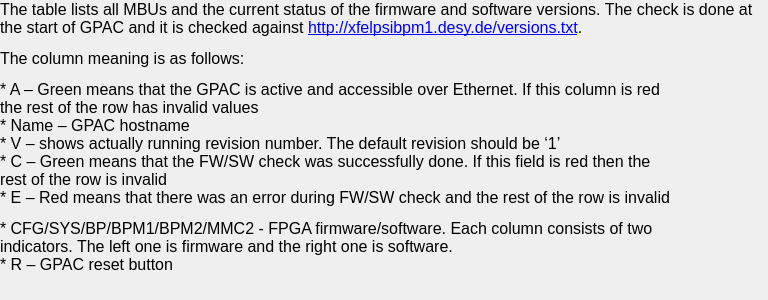
Above: App/config/qt/XFEL_FW_SW_HELP.ui from paulscherrerinstitute/exfel_epics_panels before the change. Below: the same form after it.
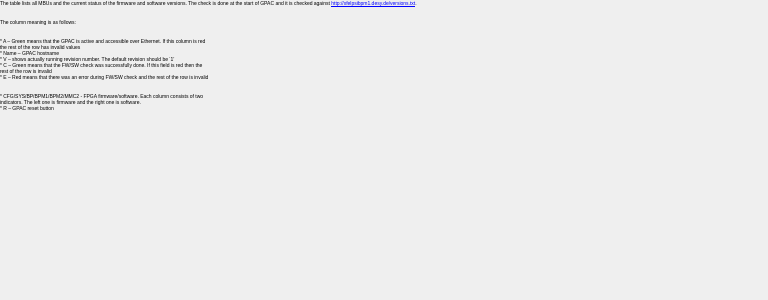
That is the form after the change. Custom widgets are drawn as their Qt base class.

Commit message: FW/SW version help

Diff of the .ui file:
```diff
--- a/App/config/qt/XFEL_FW_SW_HELP.ui
+++ b/App/config/qt/XFEL_FW_SW_HELP.ui
@@ -47,13 +47,13 @@
     <rect>
      <x>0</x>
      <y>0</y>
-     <width>761</width>
+     <width>771</width>
      <height>321</height>
     </rect>
    </property>
    <property name="font">
     <font>
-     <pointsize>12</pointsize>
+     <pointsize>4</pointsize>
     </font>
    </property>
    <property name="text">
```
Left out of the diff: 3 changed lines with no effect on the pictures.
